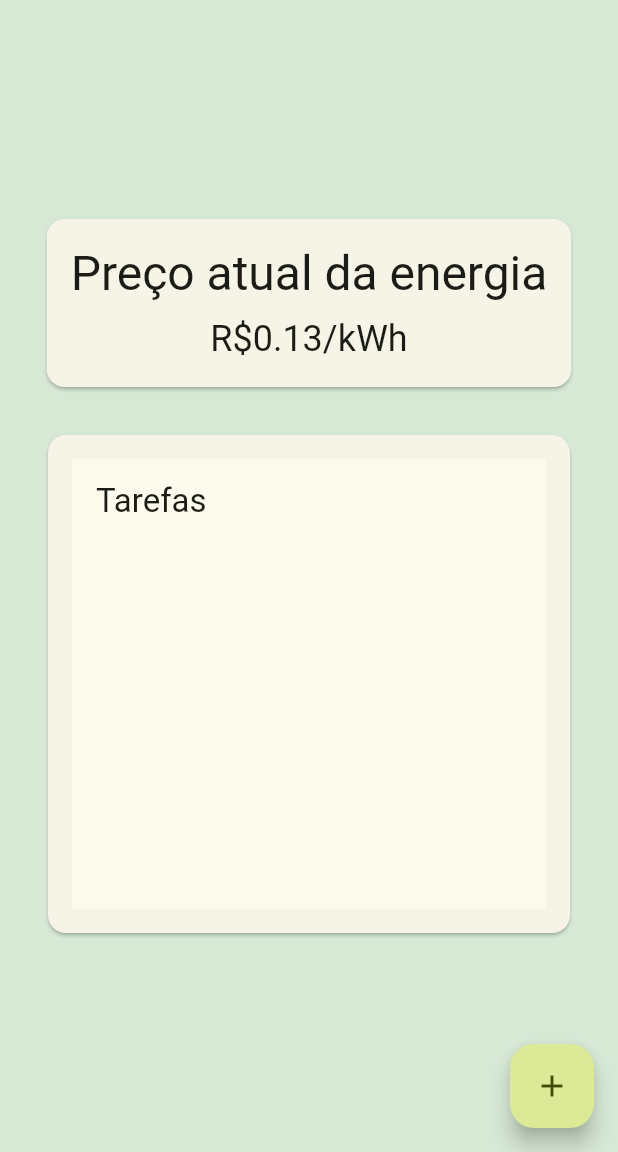
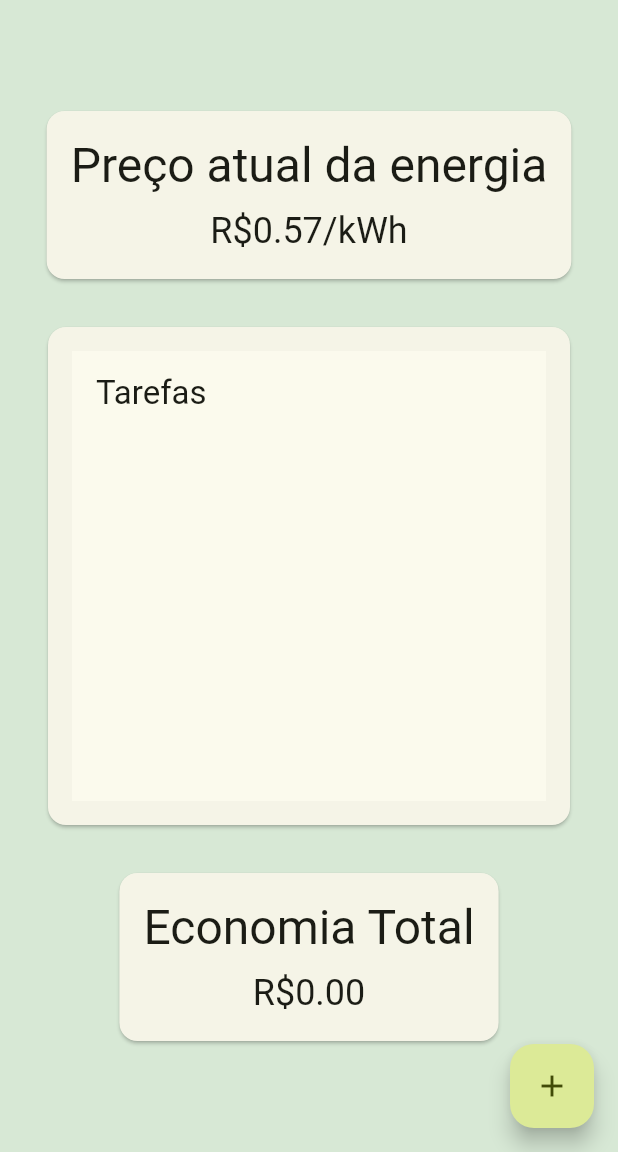
Before and after one commit to pedrogleta/ecogame, a Flutter app: the screen it shows after launch, on a phone screen of 412 x 824 dp, the part 84-1236 px from its top. Run offline on Flutter 3.47's test engine with Material 3 defaults, Android fonts, the light colour scheme and no system bars; our stand-ins replace sqflite; accounts and stored records are empty.

Commit message:
add display of total savings in game screen

```diff
--- a/lib/widgets/game.dart
+++ b/lib/widgets/game.dart
@@ -17,7 +17,14 @@ class Game extends StatefulWidget {
 }
 
 class _GameState extends State<Game> {
-  final double _energyCost = 0.13;
+  final double _energyCost = 0.57;
+
+  double _calculateTotalSavings() {
+    return widget.tasks
+        .where((task) => task.done)
+        .map((task) => task.savings * _energyCost)
+        .fold(0.0, (sum, savings) => sum + savings);
+  }
 
   @override
   Widget build(BuildContext context) {
@@ -58,6 +65,25 @@ class _GameState extends State<Game> {
               ),
             ),
           ),
+          Card(
+            margin: const EdgeInsets.all(16.0),
+            child: Padding(
+              padding: const EdgeInsets.all(16.0),
+              child: Column(
+                children: [
+                  Text(
+                    'Economia Total',
+                    style: Theme.of(context).textTheme.headlineLarge,
+                  ),
+                  const SizedBox(height: 8.0),
+                  Text(
+                    'R\$${_calculateTotalSavings().toStringAsFixed(2)}',
+                    style: Theme.of(context).textTheme.headlineSmall,
+                  ),
+                ],
+              ),
+            ),
+          ),
         ],
       ),
     );
```
